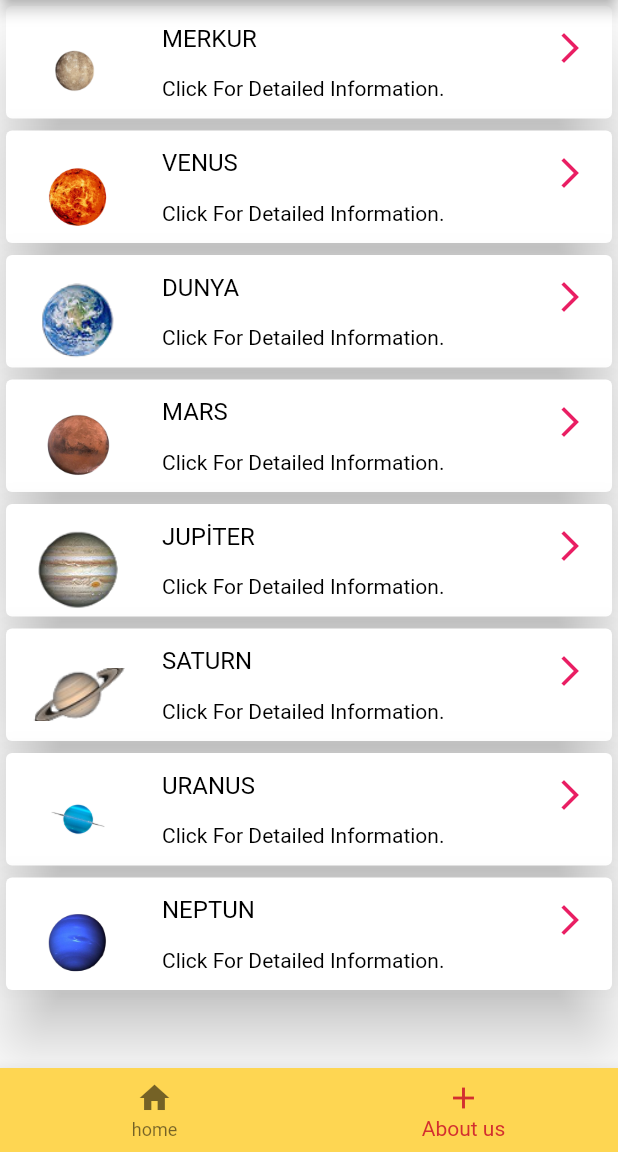
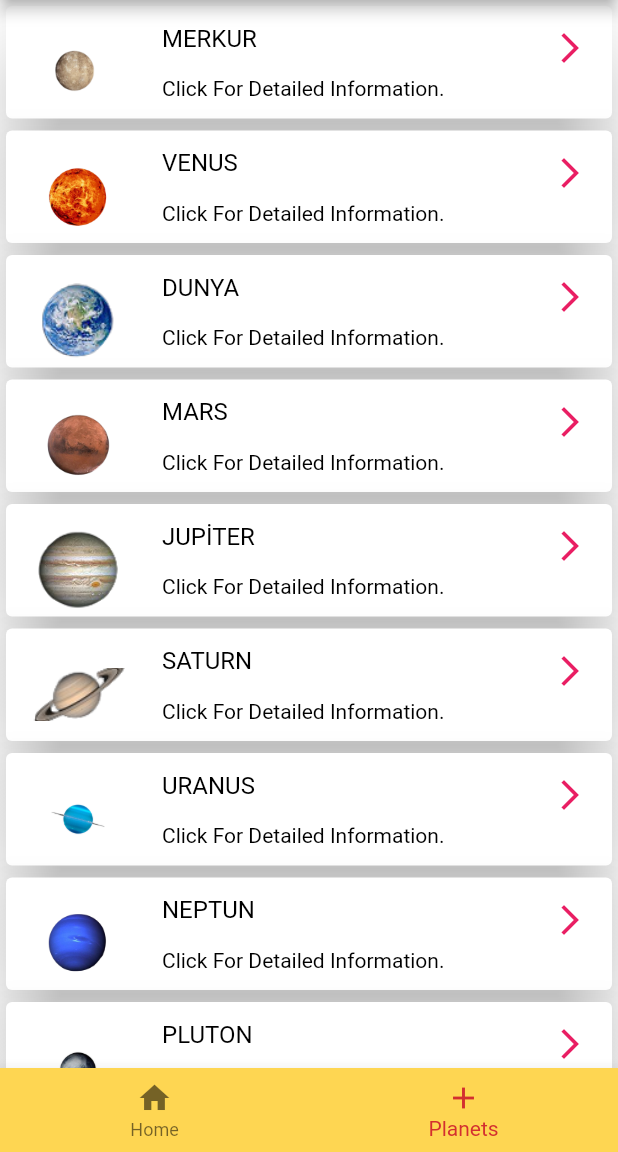
Before and after one commit to Muhammed-Kahraman/Solar_System_Planets, a Flutter app: the screen it shows after launch, item 2 of the bottom bar chosen, on a phone screen of 412 x 824 dp, the part 84-1236 px from its top. Run offline on Flutter 3.47's test engine with Material 2 defaults, Android fonts, the phone set to English and light mode, and no system bars.

Commit message:
-Pluton added,Minor optimization has been made.

```diff
--- a/lib/gezegen_anasayfa.dart
+++ b/lib/gezegen_anasayfa.dart
@@ -15,12 +15,12 @@ class GezegenAnasayfa extends StatelessWidget {
       body: Column(
         children: [
           Container(
-            height: 606,
             alignment: Alignment.center, // This is needed
             child: Image.asset(
               "images/homepageback.jpg",
               fit: BoxFit.cover,
               width: 395,
+              height: 606,
             ),
           ),
         ],
--- a/lib/gezegen_footer.dart
+++ b/lib/gezegen_footer.dart
@@ -2,7 +2,7 @@ import 'package:flutter/material.dart';
 import 'package:gezegenler/gezegen_anasayfa.dart';
 import 'package:gezegenler/gezegen_liste.dart';
 
-class GezegenFooter extends StatefulWidget {
+class GezegenFooter extends StatefulWidget{
   static const TextStyle optionStyle =
       TextStyle(fontSize: 30, fontWeight: FontWeight.bold);
 
@@ -24,8 +24,8 @@ class _GezegenFooterState extends State<GezegenFooter> {
       body: pageList[selectedIndex],
       bottomNavigationBar: BottomNavigationBar(
         items: const <BottomNavigationBarItem>[
-          BottomNavigationBarItem(icon: Icon(Icons.home), label: "home"),
-          BottomNavigationBarItem(icon: Icon(Icons.add), label: "About us"),
+          BottomNavigationBarItem(icon: Icon(Icons.home), label: "Home"),
+          BottomNavigationBarItem(icon: Icon(Icons.add), label: "Planets"),
         ],
         currentIndex: selectedIndex,
         selectedItemColor: Colors.red.shade700,
--- a/lib/gezegen_liste.dart
+++ b/lib/gezegen_liste.dart
@@ -22,7 +22,7 @@ class GezegenListe extends StatelessWidget{
   }
   List<Gezegen> veriKaynaginiHazirla() {
     List<Gezegen> gezegenler = [];
-    for (int i = 0; i <= 7; i++) {
+    for (int i = 0; i <= Strings.GEZEGEN_ADLARI.length - 1; i++) {
       String resim = Strings.GEZEGEN_ADLARI[i].toLowerCase() + ".jpg";
       String kucukResim = Strings.GEZEGEN_ADLARI[i].toLowerCase() + "kucuk" + ".jpg";
       Gezegen eklenecekListe = Gezegen(
--- a/lib/information/String.dart
+++ b/lib/information/String.dart
@@ -10,7 +10,8 @@ class Strings{
     "JUPİTER",
     "SATURN",
     "URANUS",
-    "NEPTUN"
+    "NEPTUN",
+    "PLUTON",
   ];
 
   static const List<String> GEZEGENLER_GENEL_OZELLIKLERI = [
@@ -93,6 +94,18 @@ class Strings{
     "\tNeptün’ün atmosferi oldukça aktiftir. Saniyede 1340 kilometrelik bir hıza ulaşan fırtınalar vardır.\n\n"
     "\tOrtalama sıcaklığı -214 derecedir.\n\n"
     "\tBugüne kadar keşfedilmiş 14 uydusu bulunmaktadır.\n\n",
+
+
+
+    "\tGenel Özellikler\n\n"
+    "\t1930 yılında keşfedilen ve Güneş Sistemi'nin en büyük 10. gökcismi olan Plüton, gezegen olma durumu tartışılan gökcisimleri arasındadır.\n\n"
+    "\t 2006 yılına kadar 9.gezegen olarak bilinen ve anılan Plüton,\n\n"
+    "\tsonraki dönemde Güneş Sistemi dışında keşfedilen Chrion ve Eris ile birlikte anılmaya başlamış ve cüce gezegen sınıfına sokulmuştur.\n\n"
+    "\tPlüton ismi ilk olarak keşfedildiği dönemde Oxford öğrencisi olan ve 2009 yılında hayata veda eden Venetia Burney tarafından önerildi. \n\n"
+    "\t Vetenia bu önerisini Plüton'un soğuk ve karanlık olma olasılığını yüksek gördüğü için mitolojide yer altı dünyasının tanrısı olan Plüton'dan esinlenerek bulduğunu söyledi.\n\n"
+    "\tPlüton'un yörünge hızı 4.888 km/sn'dir. Yüzey sıcaklığı ise -238c'dir. Plüton'un ince atmosferi dahi zaman zaman buz tutmaktadır. \n\n"
+    "\tPlüton 5 doğal uyduya sahiptir. Bunlar; Şaron, P5, P4, Niks ve Hidra'dır\n\n"
+    "\tBazı gökbilimciler bugün halen Plüton'un gezegen olduğunu öne sürmektedir.\n\n",
   ];
 
 
--- a/lib/main.dart
+++ b/lib/main.dart
@@ -33,6 +33,7 @@ class MyApp extends StatelessWidget {
       title: "Gezegen Rehberi",
       theme: ThemeData(
         primarySwatch: Colors.pink,
+        visualDensity: VisualDensity.adaptivePlatformDensity,
       ),
     );
   }
--- a/pubspec.yaml
+++ b/pubspec.yaml
@@ -28,10 +28,14 @@ dependencies:
   # The following adds the Cupertino Icons font to your application.
   # Use with the CupertinoIcons class for iOS style icons.
   cupertino_icons: ^1.0.2
+  provider: ^4.1.3
 
 dev_dependencies:
   flutter_test:
     sdk: flutter
+  flutter_driver:
+    sdk: flutter
+  test: ^1.14.4
 
 # For information on the generic Dart part of this file, see the
 # following page: https://dart.dev/tools/pub/pubspec
```
Also changed, not shown: images/homepageback.jpg (added), images/pluton.jpg (added), images/plutonkucuk.jpg (added), pubspec.lock.
